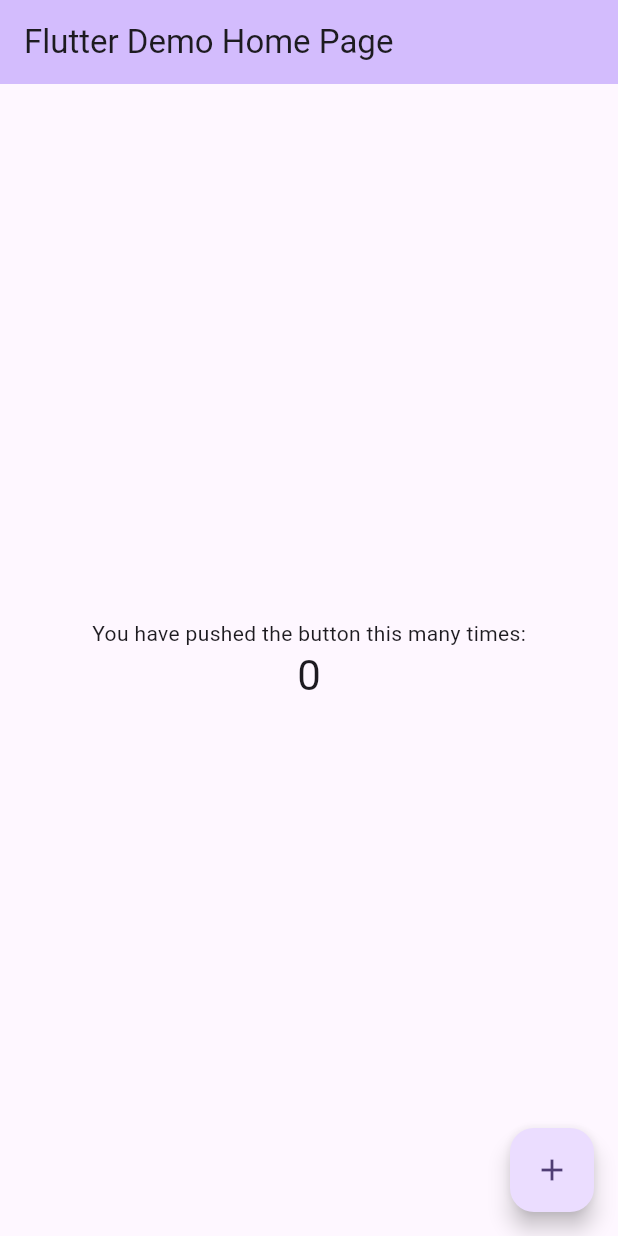
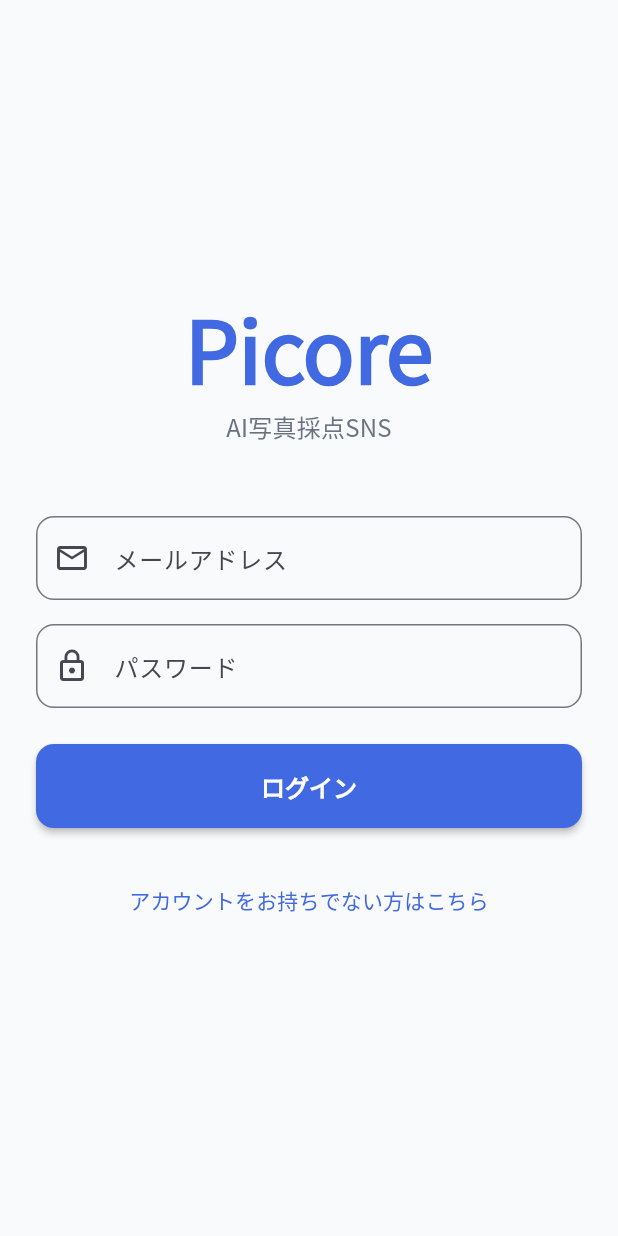
Before and after one commit to fyhw117/picore, a Flutter app: the screen it shows after launch, on a phone screen of 412 x 824 dp. Run offline on Flutter 3.47's test engine with Material 3 defaults, Android fonts, the phone set to English and light mode, and no system bars; our stand-ins replace firebase_auth, firebase_core, google_fonts; accounts and stored records are empty.

Commit message:
初版の作成

```diff
--- /dev/null
+++ b/lib/config/theme.dart
@@ -0,0 +1,87 @@
+import 'package:flutter/material.dart';
+import 'package:google_fonts/google_fonts.dart';
+
+class AppColors {
+  // Royal Blue
+  static const Color royalBlue = Color(0xFF4169E1);
+  // Terracotta
+  static const Color terracotta = Color(0xFFE2725B);
+
+  // Neutral Colors
+  static const Color background = Color(
+    0xFFF9FAFB,
+  ); // Very light grey, almost white
+  static const Color surface = Colors.white;
+  static const Color textPrimary = Color(0xFF1F2937); // Dark grey
+  static const Color textSecondary = Color(0xFF6B7280); // Medium grey
+}
+
+class AppTheme {
+  static ThemeData get lightTheme {
+    return ThemeData(
+      useMaterial3: true,
+      colorScheme: ColorScheme.fromSeed(
+        seedColor: AppColors.royalBlue,
+        primary: AppColors.royalBlue,
+        secondary: AppColors.terracotta,
+        surface: AppColors.surface,
+        onPrimary: Colors.white,
+        onSecondary: Colors.white,
+      ),
+      scaffoldBackgroundColor: AppColors.background,
+
+      // Font Configuration
+      // Using Noto Sans JP for a modern, clean look
+      textTheme: GoogleFonts.notoSansJpTextTheme().apply(
+        bodyColor: AppColors.textPrimary,
+        displayColor: AppColors.textPrimary,
+      ),
+
+      // AppBar Theme
+      appBarTheme: AppBarTheme(
+        backgroundColor: AppColors.surface,
+        foregroundColor: AppColors.textPrimary,
+        elevation: 0,
+        centerTitle: true,
+        titleTextStyle: GoogleFonts.notoSansJp(
+          color: AppColors.textPrimary,
+          fontSize: 20,
+          fontWeight: FontWeight.bold,
+        ),
+        iconTheme: const IconThemeData(color: AppColors.textPrimary),
+      ),
+
+      // Button Theme
+      elevatedButtonTheme: ElevatedButtonThemeData(
+        style: ElevatedButton.styleFrom(
+          backgroundColor: AppColors.royalBlue,
+          foregroundColor: Colors.white,
+          elevation: 2,
+          padding: const EdgeInsets.symmetric(horizontal: 24, vertical: 12),
+          shape: RoundedRectangleBorder(
+            borderRadius: BorderRadius.circular(12),
+          ),
+          textStyle: GoogleFonts.notoSansJp(
+            fontSize: 16,
+            fontWeight: FontWeight.w600,
+          ),
+        ),
+      ),
+
+      // Floating Action Button Theme
+      floatingActionButtonTheme: const FloatingActionButtonThemeData(
+        backgroundColor: AppColors.terracotta,
+        foregroundColor: Colors.white,
+      ),
+
+      // Card Theme
+      cardTheme: CardThemeData(
+        color: AppColors.surface,
+        elevation: 2,
+        shadowColor: Colors.black.withValues(alpha: 0.1),
+        shape: RoundedRectangleBorder(borderRadius: BorderRadius.circular(16)),
+        margin: const EdgeInsets.all(8),
+      ),
+    );
+  }
+}
--- a/lib/main.dart
+++ b/lib/main.dart
@@ -1,121 +1,40 @@
 import 'package:flutter/material.dart';
+import 'package:firebase_core/firebase_core.dart';
+import 'package:firebase_auth/firebase_auth.dart';
+import 'package:picore/config/theme.dart';
+import 'package:picore/presentation/home_screen.dart';
+import 'package:picore/presentation/login_screen.dart';
+import 'package:picore/services/auth_service.dart';
+import 'firebase_options.dart';
 
-void main() {
+void main() async {
+  WidgetsFlutterBinding.ensureInitialized();
+  await Firebase.initializeApp(options: DefaultFirebaseOptions.currentPlatform);
   runApp(const MyApp());
 }
 
 class MyApp extends StatelessWidget {
   const MyApp({super.key});
 
-  // This widget is the root of your application.
   @override
   Widget build(BuildContext context) {
     return MaterialApp(
-      title: 'Flutter Demo',
-      theme: ThemeData(
-        // This is the theme of your application.
-        //
-        // TRY THIS: Try running your application with "flutter run". You'll see
-        // the application has a purple toolbar. Then, without quitting the app,
-        // try changing the seedColor in the colorScheme below to Colors.green
-        // and then invoke "hot reload" (save your changes or press the "hot
-        // reload" button in a Flutter-supported IDE, or press "r" if you used
-        // the command line to start the app).
-        //
-        // Notice that the counter didn't reset back to zero; the application
-        // state is not lost during the reload. To reset the state, use hot
-        // restart instead.
-        //
-        // This works for code too, not just values: Most code changes can be
-        // tested with just a hot reload.
-        colorScheme: .fromSeed(seedColor: Colors.deepPurple),
-      ),
-      home: const MyHomePage(title: 'Flutter Demo Home Page'),
-    );
-  }
-}
-
-class MyHomePage extends StatefulWidget {
-  const MyHomePage({super.key, required this.title});
-
-  // This widget is the home page of your application. It is stateful, meaning
-  // that it has a State object (defined below) that contains fields that affect
-  // how it looks.
-
-  // This class is the configuration for the state. It holds the values (in this
-  // case the title) provided by the parent (in this case the App widget) and
-  // used by the build method of the State. Fields in a Widget subclass are
-  // always marked "final".
-
-  final String title;
-
-  @override
-  State<MyHomePage> createState() => _MyHomePageState();
-}
-
-class _MyHomePageState extends State<MyHomePage> {
-  int _counter = 0;
-
-  void _incrementCounter() {
-    setState(() {
-      // This call to setState tells the Flutter framework that something has
-      // changed in this State, which causes it to rerun the build method below
-      // so that the display can reflect the updated values. If we changed
-      // _counter without calling setState(), then the build method would not be
-      // called again, and so nothing would appear to happen.
-      _counter++;
-    });
-  }
-
-  @override
-  Widget build(BuildContext context) {
-    // This method is rerun every time setState is called, for instance as done
-    // by the _incrementCounter method above.
-    //
-    // The Flutter framework has been optimized to make rerunning build methods
-    // fast, so that you can just rebuild anything that needs updating rather
-    // than having to individually change instances of widgets.
-    return Scaffold(
-      appBar: AppBar(
-        // TRY THIS: Try changing the color here to a specific color (to
-        // Colors.amber, perhaps?) and trigger a hot reload to see the AppBar
-        // change color while the other colors stay the same.
-        backgroundColor: Theme.of(context).colorScheme.inversePrimary,
-        // Here we take the value from the MyHomePage object that was created by
-        // the App.build method, and use it to set our appbar title.
-        title: Text(widget.title),
-      ),
-      body: Center(
-        // Center is a layout widget. It takes a single child and positions it
-        // in the middle of the parent.
-        child: Column(
-          // Column is also a layout widget. It takes a list of children and
-          // arranges them vertically. By default, it sizes itself to fit its
-          // children horizontally, and tries to be as tall as its parent.
-          //
-          // Column has various properties to control how it sizes itself and
-          // how it positions its children. Here we use mainAxisAlignment to
-          // center the children vertically; the main axis here is the vertical
-          // axis because Columns are vertical (the cross axis would be
-          // horizontal).
-          //
-          // TRY THIS: Invoke "debug painting" (choose the "Toggle Debug Paint"
-          // action in the IDE, or press "p" in the console), to see the
-          // wireframe for each widget.
-          mainAxisAlignment: .center,
-          children: [
-            const Text('You have pushed the button this many times:'),
-            Text(
-              '$_counter',
-              style: Theme.of(context).textTheme.headlineMedium,
-            ),
-          ],
-        ),
-      ),
-      floatingActionButton: FloatingActionButton(
-        onPressed: _incrementCounter,
-        tooltip: 'Increment',
-        child: const Icon(Icons.add),
+      debugShowCheckedModeBanner: false,
+      title: 'Picore',
+      theme: AppTheme.lightTheme,
+      home: StreamBuilder<User?>(
+        stream: AuthService().authStateChanges,
+        builder: (context, snapshot) {
+          if (snapshot.connectionState == ConnectionState.waiting) {
+            return const Scaffold(
+              body: Center(child: CircularProgressIndicator()),
+            );
+          }
+          if (snapshot.hasData) {
+            return const HomeScreen();
+          }
+          return const LoginScreen();
+        },
       ),
     );
   }
--- /dev/null
+++ b/lib/presentation/login_screen.dart
@@ -0,0 +1,175 @@
+import 'package:flutter/material.dart';
+import 'package:picore/services/auth_service.dart';
+import 'package:picore/config/theme.dart';
+
+class LoginScreen extends StatefulWidget {
+  const LoginScreen({super.key});
+
+  @override
+  State<LoginScreen> createState() => _LoginScreenState();
+}
+
+class _LoginScreenState extends State<LoginScreen> {
+  final _emailController = TextEditingController();
+  final _passwordController = TextEditingController();
+  final AuthService _authService = AuthService();
+  bool _isLogin = true; // ログインモードか新規登録モードか
+  bool _isLoading = false;
+  String? _errorMessage;
+
+  Future<void> _submit() async {
+    setState(() {
+      _isLoading = true;
+      _errorMessage = null;
+    });
+
+    try {
+      if (_isLogin) {
+        await _authService.signIn(
+          email: _emailController.text.trim(),
+          password: _passwordController.text.trim(),
+        );
+      } else {
+        await _authService.signUp(
+          email: _emailController.text.trim(),
+          password: _passwordController.text.trim(),
+        );
+      }
+      // 成功時はauthStateChangesが反応して遷移するので何もしない
+    } catch (e) {
+      setState(() {
+        _errorMessage = e.toString();
+      });
+    } finally {
+      if (mounted) {
+        setState(() {
+          _isLoading = false;
+        });
+      }
+    }
+  }
+
+  @override
+  Widget build(BuildContext context) {
+    return Scaffold(
+      body: Center(
+        child: SingleChildScrollView(
+          padding: const EdgeInsets.all(24.0),
+          child: Column(
+            mainAxisAlignment: MainAxisAlignment.center,
+            crossAxisAlignment: CrossAxisAlignment.stretch,
+            children: [
+              // Logo or Title
+              Text(
+                'Picore',
+                textAlign: TextAlign.center,
+                style: Theme.of(context).textTheme.displayLarge?.copyWith(
+                  color: AppColors.royalBlue,
+                  fontWeight: FontWeight.bold,
+                ),
+              ),
+              const SizedBox(height: 8),
+              Text(
+                'AI写真採点SNS',
+                textAlign: TextAlign.center,
+                style: Theme.of(context).textTheme.titleMedium?.copyWith(
+                  color: AppColors.textSecondary,
+                ),
+              ),
+              const SizedBox(height: 48),
+
+              // Error Message
+              if (_errorMessage != null)
+                Container(
+                  padding: const EdgeInsets.all(12),
+                  margin: const EdgeInsets.only(bottom: 24),
+                  decoration: BoxDecoration(
+                    color: Colors.red.withValues(alpha: 0.1),
+                    borderRadius: BorderRadius.circular(8),
+                    border: Border.all(
+                      color: Colors.red.withValues(alpha: 0.3),
+                    ),
+                  ),
+                  child: Text(
+                    _errorMessage!,
+                    style: const TextStyle(color: Colors.red),
+                    textAlign: TextAlign.center,
+                  ),
+                ),
+
+              // Email Input
+              TextField(
+                controller: _emailController,
+                decoration: const InputDecoration(
+                  labelText: 'メールアドレス',
+                  prefixIcon: Icon(Icons.email_outlined),
+                  border: OutlineInputBorder(
+                    borderRadius: BorderRadius.all(Radius.circular(12)),
+                  ),
+                ),
+                keyboardType: TextInputType.emailAddress,
+              ),
+              const SizedBox(height: 16),
+
+              // Password Input
+              TextField(
+                controller: _passwordController,
+                decoration: const InputDecoration(
+                  labelText: 'パスワード',
+                  prefixIcon: Icon(Icons.lock_outline),
+                  border: OutlineInputBorder(
+                    borderRadius: BorderRadius.all(Radius.circular(12)),
+                  ),
+                ),
+                obscureText: true,
+              ),
+              const SizedBox(height: 24),
+
+              // Submit Button
+              ElevatedButton(
+                onPressed: _isLoading ? null : _submit,
+                style: ElevatedButton.styleFrom(
+                  padding: const EdgeInsets.symmetric(vertical: 16),
+                  shape: RoundedRectangleBorder(
+                    borderRadius: BorderRadius.circular(12),
+                  ),
+                ),
+                child: _isLoading
+                    ? const SizedBox(
+                        height: 20,
+                        width: 20,
+                        child: CircularProgressIndicator(
+                          strokeWidth: 2,
+                          color: Colors.white,
+                        ),
+                      )
+                    : Text(
+                        _isLogin ? 'ログイン' : '新規登録',
+                        style: const TextStyle(
+                          fontSize: 16,
+                          fontWeight: FontWeight.bold,
+                        ),
+                      ),
+              ),
+              const SizedBox(height: 24),
+
+              // Toggle Mode
+              TextButton(
+                onPressed: () {
+                  setState(() {
+                    _isLogin = !_isLogin;
+                    _errorMessage = null;
+                  });
+                },
+                child: Text(
+                  _isLogin ? 'アカウントをお持ちでない方はこちら' : 'すでにアカウントをお持ちの方はこちら',
+                  style: TextStyle(color: AppColors.royalBlue),
+                ),
+              ),
+            ],
+          ),
+        ),
+      ),
+    );
+  }
+}
--- a/pubspec.yaml
+++ b/pubspec.yaml
@@ -34,6 +34,11 @@ dependencies:
   # The following adds the Cupertino Icons font to your application.
   # Use with the CupertinoIcons class for iOS style icons.
   cupertino_icons: ^1.0.8
+  google_fonts: ^8.0.0
+  firebase_core: ^4.4.0
+  firebase_auth: ^6.1.4
+  cloud_firestore: ^6.1.2
+  firebase_storage: ^13.0.6
 
 dev_dependencies:
   flutter_test:
```
Also changed, not shown: analyze_output.txt (added, +11 -0 lines), lib/presentation/home_screen.dart (added, +203 -0 lines), lib/services/auth_service.dart (added, +48 -0 lines), projects.txt (added, +11 -0 lines), projects_2.txt (added, +13 -0 lines), firebase.json (added), lib/firebase_options.dart (added), pubspec.lock, 6 other files.
